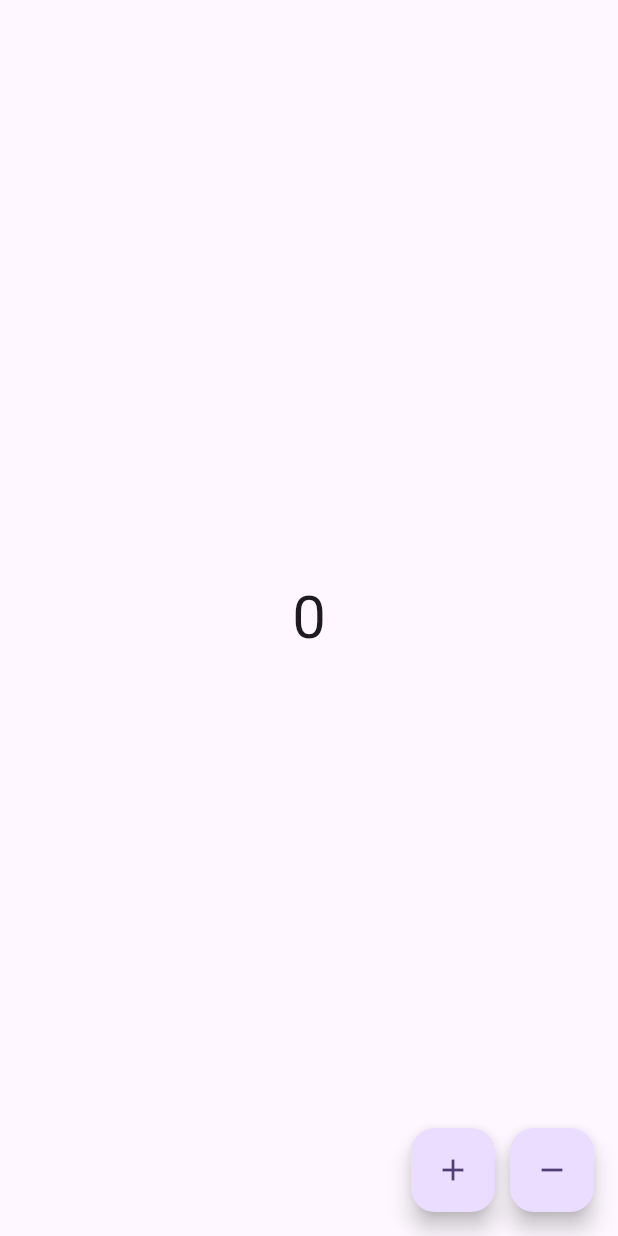
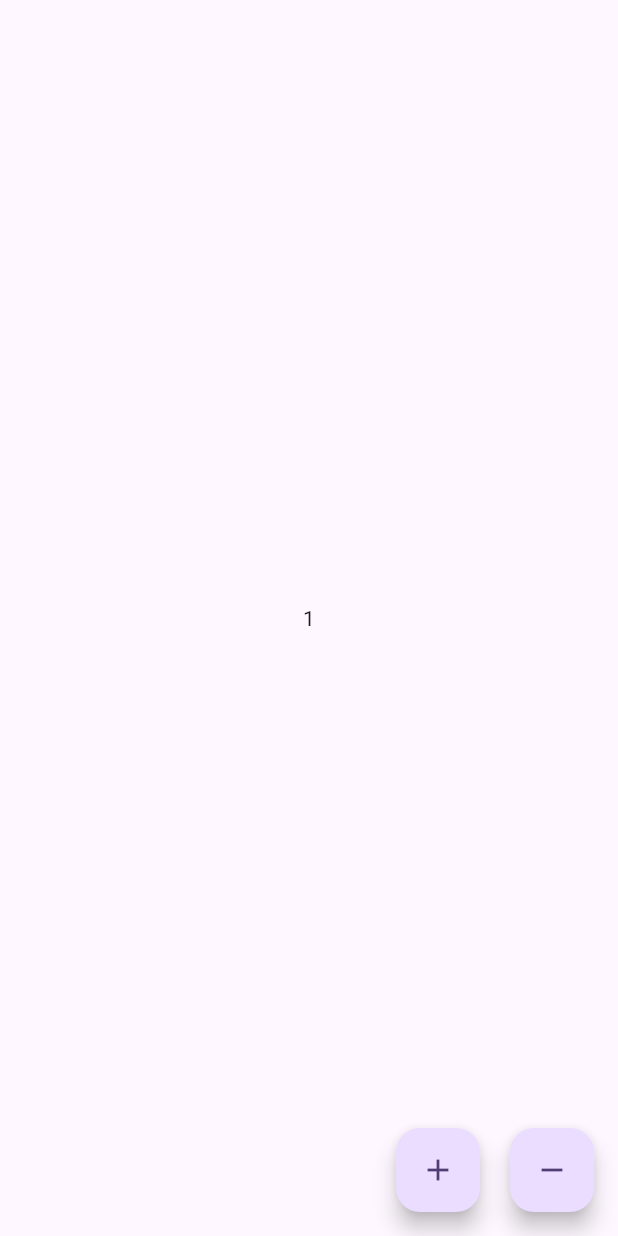
Before and after one commit to amruta123-dowell/sample_app_cubit_import, a Flutter app: the screen it shows after launch, after a tap on the "add" icon, on a phone screen of 412 x 824 dp. Run offline on Flutter 3.47's test engine with Material 3 defaults, Android fonts, the phone set to English and light mode, and no system bars; our stand-ins replace bloc, equatable, flutter_bloc.

Commit message:
Implemented bloc and cubit for sample app

```diff
--- /dev/null
+++ b/lib/bloc_home_screen.dart
@@ -0,0 +1,45 @@
+import 'package:flutter/material.dart';
+import 'package:flutter_bloc/flutter_bloc.dart';
+import 'package:sample_app_cubit/counterBlocs/counter_bloc.dart';
+
+class BlocHomeSCreen extends StatelessWidget {
+  const BlocHomeSCreen({super.key});
+
+  @override
+  Widget build(BuildContext context) {
+    return Scaffold(
+      body: BlocConsumer<CounterBloc, CounterState>(
+        listener: (context, state) {},
+        builder: (context, state) {
+          return Center(
+              child: Text("${context.watch<CounterBloc>().state.counter}"
+                  // state.counter.toString()
+                  ));
+        },
+      ),
+      floatingActionButton: Row(
+        mainAxisAlignment: MainAxisAlignment.end,
+        crossAxisAlignment: CrossAxisAlignment.end,
+        children: [
+          FloatingActionButton(
+            onPressed: () {
+              BlocProvider.of<CounterBloc>(context)
+                  .add(IncrementCounterEvent());
+            },
+            child: const Icon(Icons.add),
+          ),
+          const SizedBox(
+            width: 20,
+          ),
+          FloatingActionButton(
+            onPressed: () {
+              BlocProvider.of<CounterBloc>(context)
+                  .add(DecrementCounterEvent());
+            },
+            child: const Icon(Icons.remove),
+          )
+        ],
+      ),
+    );
+  }
+}
--- /dev/null
+++ b/lib/counterBlocs/counter_bloc.dart
@@ -0,0 +1,22 @@
+import 'dart:async';
+
+import 'package:bloc/bloc.dart';
+import 'package:equatable/equatable.dart';
+
+part 'counter_event.dart';
+part 'counter_state.dart';
+
+class CounterBloc extends Bloc<CounterEvent, CounterState> {
+  CounterBloc() : super(CounterState.initial()) {
+    on<IncrementCounterEvent>((event, emit) {
+      emit(state.copyWith(count: state.counter + 1));
+    });
+
+    on<DecrementCounterEvent>(_decrementCountFunction);
+  }
+
+  FutureOr<void> _decrementCountFunction(
+      DecrementCounterEvent event, Emitter<CounterState> emit) {
+    emit(state.copyWith(count: state.counter - 1));
+  }
+}
--- /dev/null
+++ b/lib/counterBlocs/counter_event.dart
@@ -0,0 +1,12 @@
+part of 'counter_bloc.dart';
+
+class CounterEvent extends Equatable {
+  const CounterEvent();
+
+  @override
+  List<Object> get props => [];
+}
+
+class IncrementCounterEvent extends CounterEvent {}
+
+class DecrementCounterEvent extends CounterEvent {}
--- /dev/null
+++ b/lib/counterBlocs/counter_state.dart
@@ -0,0 +1,23 @@
+part of 'counter_bloc.dart';
+
+class CounterState extends Equatable {
+  final int counter;
+  const CounterState({required this.counter});
+
+  @override
+  List<Object> get props => [counter];
+
+  @override
+  String toString() {
+    return "CounterBlocState ${counter.toString()}";
+  }
+
+//factory constructor
+factory CounterState.initial(){
+  return const CounterState(counter: 0);
+}
+
+  CounterState copyWith({int? count}) {
+    return CounterState(counter: count ?? this.counter);
+  }
+}
--- /dev/null
+++ b/lib/counterCubits/counter_state.dart
@@ -0,0 +1,21 @@
+part of 'counter_cubit.dart';
+
+class CounterState extends Equatable {
+  const CounterState({required this.counter});
+  final int counter;
+  @override
+  List<Object> get props => [counter];
+
+  factory CounterState.initial() {
+    return const CounterState(counter: 0);
+  }
+
+  @override
+  String toString() {
+    return "CounterState ----> (counter: $counter)";
+  }
+
+  CounterState copyWith(int? count) {
+    return CounterState(counter: count ?? counter);
+  }
+}
--- a/lib/main.dart
+++ b/lib/main.dart
@@ -1,4 +1,10 @@
 import 'package:flutter/material.dart';
+import 'package:flutter_bloc/flutter_bloc.dart';
+import 'package:sample_app_cubit/bloc_home_screen.dart';
+import 'package:sample_app_cubit/counterCubits/counter_cubit.dart';
+import 'package:sample_app_cubit/other_screen.dart';
+
+import 'counterBlocs/counter_bloc.dart';
 
 void main() {
   runApp(const MyApp());
@@ -10,45 +16,95 @@ class MyApp extends StatelessWidget {
   // This widget is the root of your application.
   @override
   Widget build(BuildContext context) {
-    return MaterialApp(
-      title: 'Flutter Demo',
-      theme: ThemeData(
-        colorScheme: ColorScheme.fromSeed(seedColor: Colors.deepPurple),
-        useMaterial3: true,
-      ),
-      home: HomePage(),
-    );
+    return BlocProvider<CounterBloc>(
+        create: (context) => CounterBloc(),
+        child: MaterialApp(
+          title: 'Flutter Demo',
+          theme: ThemeData(
+            colorScheme: ColorScheme.fromSeed(seedColor: Colors.deepPurple),
+            useMaterial3: true,
+          ),
+          home: const BlocHomeSCreen(),
+        ));
   }
 }
 
-class HomePage extends StatelessWidget {
-  const HomePage({super.key});
+// class HomePage extends StatefulWidget {
+//   const HomePage({super.key});
 
-  @override
-  Widget build(BuildContext context) {
-    return Scaffold(
-      body: const Center(
-        child: Text(
-          "0",
-          style: TextStyle(fontSize: 40),
-        ),
-      ),
-      floatingActionButton: Row(
-        mainAxisAlignment: MainAxisAlignment.end,
-        children: [
-          FloatingActionButton(
-            onPressed: () {},
-            heroTag: "INCREMENT",
-            child: const Icon(Icons.add),
-          ),
-          const SizedBox(width: 10),
-          FloatingActionButton(
-            onPressed: () {},
-            heroTag: "INCREMENT",
-            child: const Icon(Icons.remove),
-          ),
-        ],
-      ),
-    );
-  }
-}
+//   @override
+//   State<HomePage> createState() => _HomePageState();
+// }
+
+// class _HomePageState extends State<HomePage> {
+//   @override
+//   Widget build(BuildContext context) {
+//     return Scaffold(
+//       body: BlocConsumer<CounterCubit, CounterState>(
+//         listener: (context, state) {
+//           switch (state.counter) {
+//             case -1:
+//               Navigator.push(context,
+//                   MaterialPageRoute(builder: (context) => const OtherScreen()));
+//               break;
+//             case 3:
+//               showDialog(
+//                   context: context,
+//                   builder: (context) {
+//                     return AlertDialog(
+//                       content: Text("Counter number is ${state.counter}"),
+//                     );
+//                   });
+
+//               break;
+//             default:
+//               const SizedBox.shrink();
+//           }
+//         },
+//         builder: (context, state) {
+//           return Column(
+//             mainAxisAlignment: MainAxisAlignment.center,
+//             crossAxisAlignment: CrossAxisAlignment.center,
+//             children: [
+//               Text(
+//                 state.counter.toString(),
+//                 style: const TextStyle(fontSize: 40),
+//               ),
+//               const SizedBox(
+//                 height: 20,
+//               ),
+//               ElevatedButton(
+//                   onPressed: () {
+//                     Navigator.push(
+//                         context,
+//                         MaterialPageRoute(
+//                             builder: (context) => const BlocHomeSCreen()));
+//                   },
+//                   child: const Text("Go to home screen"))
+//             ],
+//           );
+//         },
+//       ),
+//       floatingActionButton: Row(
+//         mainAxisAlignment: MainAxisAlignment.end,
+//         children: [
+//           FloatingActionButton(
+//             onPressed: () {
+//               context.read<CounterCubit>().increment();
+//             },
+//             heroTag: "INCREMENT",
+//             child: const Icon(Icons.add),
+//           ),
+//           const SizedBox(width: 10),
+//           FloatingActionButton(
+//             onPressed: () {
+//               context.read<CounterCubit>().decrement();
+//             },
+//             heroTag: "DECREMENT",
+//             child: const Icon(Icons.remove),
+//           ),
+//         ],
+//       ),
+//     );
+//   }
+// }
--- a/pubspec.yaml
+++ b/pubspec.yaml
@@ -35,6 +35,8 @@ dependencies:
   # The following adds the Cupertino Icons font to your application.
   # Use with the CupertinoIcons class for iOS style icons.
   cupertino_icons: ^1.0.2
+  flutter_bloc: ^8.1.3
+  equatable: ^2.0.5
 
 dev_dependencies:
   flutter_test:
```
Also changed, not shown: lib/counterCubits/counter_cubit.dart (added, +20 -0 lines), lib/other_screen.dart (added, +12 -0 lines).
